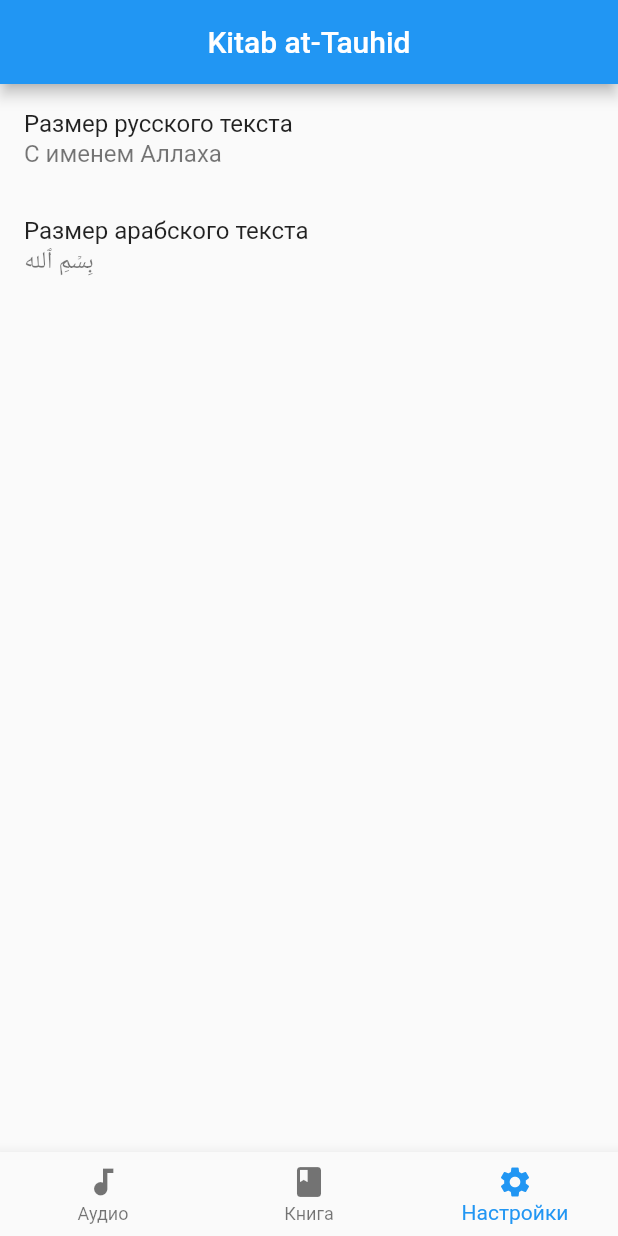
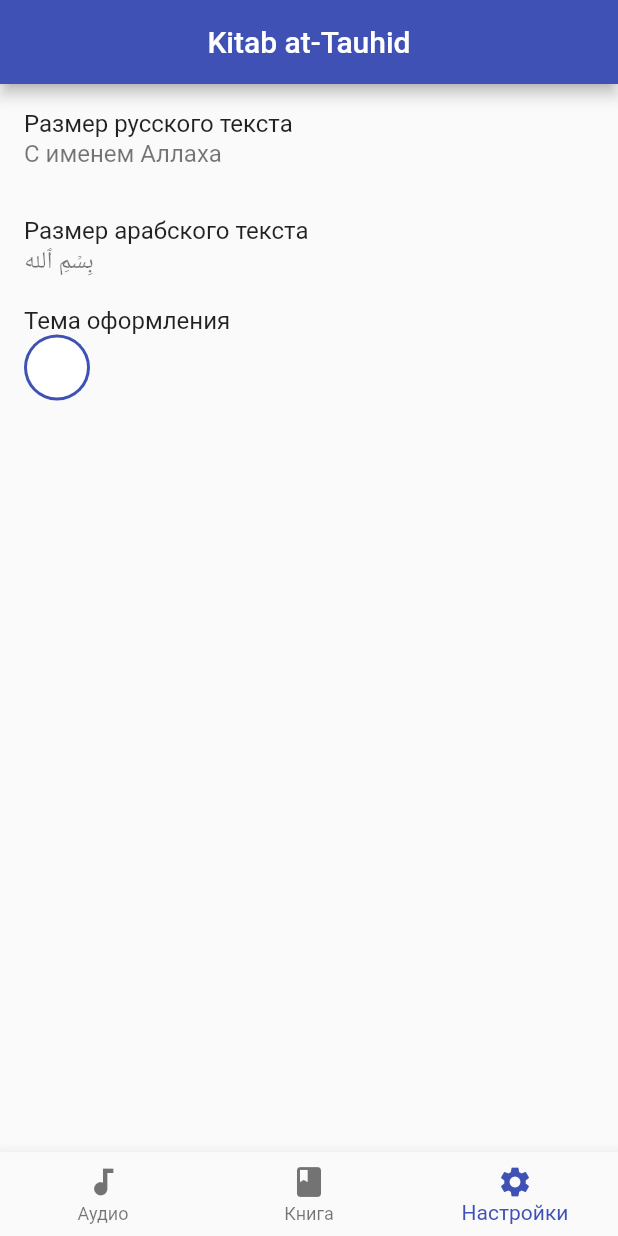
Before and after one commit to Ahrorus/kitab_at_tauhid, a Flutter app: the screen it shows after launch, item 3 of the bottom bar chosen, on a phone screen of 412 x 824 dp. Run offline on Flutter 3.47's test engine with Material 2 defaults, Android fonts, the phone set to English and light mode, and no system bars; our stand-ins replace dynamic_theme, flutter_html, shared_preferences.

Commit message:
added color scheme setting

```diff
--- a/lib/main.dart
+++ b/lib/main.dart
@@ -1,19 +1,27 @@
+import 'package:dynamic_theme/dynamic_theme.dart';
 import 'package:flutter/material.dart';
 
 import 'ui/home.dart';
+import 'util/constants.dart';
 
 void main() => runApp(MyApp());
 
 class MyApp extends StatelessWidget {
   @override
   Widget build(BuildContext context) {
-    return MaterialApp(
-      debugShowCheckedModeBanner: false,
-      title: 'Kitab at-Tauhid',
-      theme: ThemeData(
-        primarySwatch: Colors.blue,
-      ),
-      home: Home(title: 'Kitab at-Tauhid'),
-    );
+    return DynamicTheme(
+        defaultBrightness: themeBrightnesses[0],
+        data: (brightness) => new ThemeData(
+              primarySwatch: primaryColor,
+              brightness: brightness,
+            ),
+        themedWidgetBuilder: (context, theme) {
+          return MaterialApp(
+            debugShowCheckedModeBanner: false,
+            title: 'Kitab at-Tauhid',
+            theme: theme,
+            home: Home(title: 'Kitab at-Tauhid'),
+          );
+        });
   }
 }
--- a/lib/ui/settings/settings_screen.dart
+++ b/lib/ui/settings/settings_screen.dart
@@ -1,3 +1,4 @@
+import 'package:dynamic_theme/dynamic_theme.dart';
 import 'package:flutter/material.dart';
 import 'package:shared_preferences/shared_preferences.dart';
 
@@ -11,20 +12,22 @@ class SettingsScreen extends StatefulWidget {
 class _SettingsScreenState extends State<SettingsScreen> {
   double _russianFontSize;
   double _arabicFontSize;
+  int _themeIndex = 0;
 
   @override
   void initState() {
     super.initState();
-    _getFontStyle();
+    _getSharedPreferences();
   }
 
-  _getFontStyle() async {
+  _getSharedPreferences() async {
     SharedPreferences prefs = await SharedPreferences.getInstance();
     setState(() {
       _russianFontSize =
           (prefs.getDouble(resourceRussianFontSize) ?? defaultTextSize);
       _arabicFontSize =
           (prefs.getDouble(resourceArabicFontSize) ?? defaultTextSize);
+      _themeIndex = (prefs.getInt(resourceThemeIndex) ?? defaultThemeIndex);
     });
   }
 
@@ -46,6 +49,15 @@ class _SettingsScreenState extends State<SettingsScreen> {
         prefs.setDouble(resourceArabicFontSize, _arabicFontSize);
       });
     }
+  }
+
+  _setThemeIndex(int index) async {
+    _themeIndex = index;
+    SharedPreferences prefs = await SharedPreferences.getInstance();
+    DynamicTheme.of(context).setBrightness(themeBrightnesses[index]);
+    setState(() {
+      prefs.setInt(resourceThemeIndex, _themeIndex);
+    });
   }
 
   @override
@@ -91,6 +103,39 @@ class _SettingsScreenState extends State<SettingsScreen> {
                       style: TextStyle(fontSize: fontSizes[i]),
                     ))),
       ),
+      PopupMenuButton<int>(
+        padding: EdgeInsets.zero,
+        initialValue: _themeIndex,
+        onSelected: _setThemeIndex,
+        child: ListTile(
+            title: Text(resourceTheme),
+            subtitle: Container(
+                alignment: Alignment.centerLeft,
+                child: Container(
+                    child:
+                        CircleAvatar(backgroundColor: themeColors[_themeIndex]),
+                    padding: EdgeInsets.all(2.0),
+                    decoration: BoxDecoration(
+                      color: primaryColor,
+                      shape: BoxShape.circle,
+                    )))),
+        itemBuilder: (BuildContext context) =>
+            List<PopupMenuItem<int>>.generate(
+                themeNames.length,
+                (i) => PopupMenuItem<int>(
+                      value: i,
+                      child: ListTile(
+                          title: Text(themeNames[i]),
+                          leading: Container(
+                              child:
+                                  CircleAvatar(backgroundColor: themeColors[i]),
+                              padding: EdgeInsets.all(2.0),
+                              decoration: BoxDecoration(
+                                color: primaryColor,
+                                shape: BoxShape.circle,
+                              ))),
+                    )),
+      )
     ]);
   }
 }
--- a/lib/util/constants.dart
+++ b/lib/util/constants.dart
@@ -1,5 +1,8 @@
+import 'package:flutter/material.dart';
+
 const List<double> fontSizes = [10, 12, 14, 16, 18, 20, 22, 24, 26, 28, 30];
 const double defaultTextSize = 16;
+const int defaultThemeIndex = 0;
 
 const List<String> lecturers = ['Лектор 1', 'Лектор 2', 'Лектор 3'];
 const double tabTextEdgeInset = 4.0;
@@ -8,13 +11,20 @@ const int tabNum = 2;
 
 const String resourceRussianFontSize = 'russianFontSize';
 const String resourceArabicFontSize = 'arabicFontSize';
+const String resourceThemeIndex = 'themeIndex';
+const List<String> themeNames = ['Светлая', 'Темная'];
 const String resourceRussianBasmala = 'С именем Аллаха';
 const String resourceArabicBasmala = 'بِسۡمِ ٱلله';
 const String resourceRussianTextSize = 'Размер русского текста';
 const String resourceArabicTextSize = 'Размер арабского текста';
+const String resourceTheme = 'Тема оформления';
 const String resourceMatnRussian = 'Матн';
 const String resourceMatnArabic = 'متن';
 const String resourceAudio = 'Аудио';
 const String resourceBook = 'Книга';
 const String resourceSettings = 'Настройки';
 const String resourceChapter = 'Глава ';
+
+Color primaryColor = Colors.indigo;
+List<Brightness> themeBrightnesses = [Brightness.light, Brightness.dark];
+List<Color> themeColors = [Colors.white, Colors.black];
--- a/pubspec.yaml
+++ b/pubspec.yaml
@@ -21,6 +21,7 @@ dependencies:
   cupertino_icons: ^0.1.2
   flutter_html: ^0.8.2
   shared_preferences: ^0.4.3
+  dynamic_theme: ^1.0.0
 
 dev_dependencies:
   flutter_test:
```
